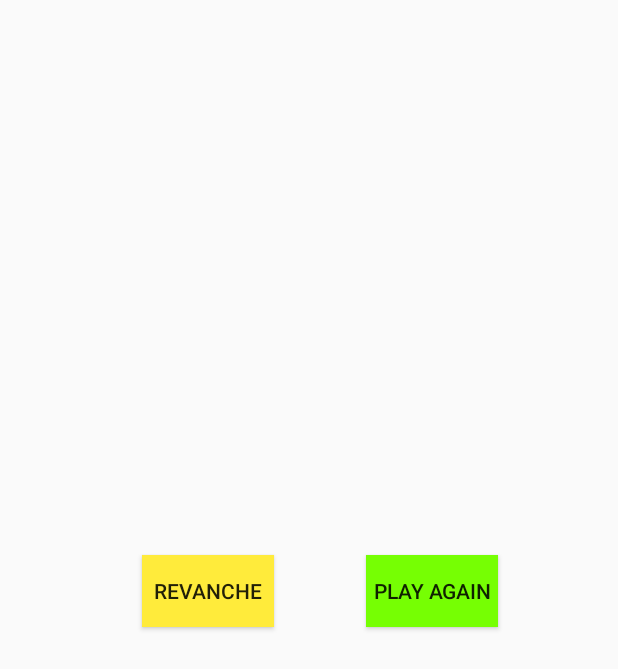
After one commit to MassaPro/SchoolBattle, an Android app: the layout activity_game_over.xml on its own in the app's theme, with its tools: preview values and no code run, on a phone screen of 412 x 824 dp. The commit adds this screen. Shown: the top 669 px of the screen. Run offline under Robolectric (Android 15) with nearby library versions, the phone set to English and light mode, and no system bars.

Commit message:
Added dialog view

```diff
--- a/app/src/main/java/com/example/schoolbattle/FirebaseInit.kt
+++ b/app/src/main/java/com/example/schoolbattle/FirebaseInit.kt
@@ -6,6 +6,7 @@ import android.util.Log
 import com.google.firebase.database.ChildEventListener
 import com.google.firebase.database.DataSnapshot
 import com.google.firebase.database.DatabaseError
+import com.google.firebase.database.ValueEventListener
 
 
 lateinit var listener: ChildEventListener
@@ -21,13 +22,14 @@ class RecyclerSet {
             gamesRecycler.adapter?.notifyDataSetChanged()
         }
         if (is_pressed) {
+            is_pressed = false
             val context: Context? = StupidGame
             Log.w("CCC", "HI")
 
             val intent = Intent(context, StupidGameActivityTwoPlayers::class.java)
             intent.putExtra("opponentName", el.name)
             context?.startActivity(intent)
-            //myRef.child("StupidGames").child("")
+            myRef.child("StupidGames").child("")
             StupidGame.finish()
         }
     }
--- a/app/src/main/java/com/example/schoolbattle/StartGameActivity.kt
+++ b/app/src/main/java/com/example/schoolbattle/StartGameActivity.kt
@@ -29,8 +29,7 @@ class StupidGameActivity : AppCompatActivity() {
 
         button.setOnClickListener {
             is_pressed = true
-
-            myRef.addListenerForSingleValueEvent(object : ValueEventListener {
+           myRef.addListenerForSingleValueEvent(object : ValueEventListener {
                 override fun onCancelled(p0: DatabaseError) {}
 
                 override fun onDataChange(snapshot: DataSnapshot) {
@@ -62,6 +61,7 @@ class StupidGameActivity : AppCompatActivity() {
                     if (flag) {
                         myRef.child(gameName + "Users").child(globalName.toString()).setValue(globalName)
                     }
+                    //myRef.removeEventListener(this)
                 }
             })
         }
--- /dev/null
+++ b/app/src/main/res/layout/activity_game_over.xml
@@ -0,0 +1,57 @@
+<?xml version="1.0" encoding="utf-8"?>
+<androidx.constraintlayout.widget.ConstraintLayout xmlns:android="http://schemas.android.com/apk/res/android"
+    xmlns:app="http://schemas.android.com/apk/res-auto"
+    xmlns:tools="http://schemas.android.com/tools"
+    android:layout_width="match_parent"
+    android:layout_height="match_parent"
+    tools:context=".MainActivity">
+
+    <androidx.constraintlayout.widget.ConstraintLayout
+        android:id="@+id/linearLayout"
+        android:layout_width="283dp"
+        android:layout_height="323dp"
+        android:orientation="vertical"
+        app:layout_constraintBottom_toBottomOf="parent"
+        app:layout_constraintEnd_toEndOf="parent"
+        app:layout_constraintStart_toStartOf="parent"
+        app:layout_constraintTop_toTopOf="parent"
+        app:layout_constraintVertical_bias="0.225">
+
+        <Button
+            android:id="@+id/revanche"
+            android:layout_width="wrap_content"
+            android:layout_height="wrap_content"
+            android:background="#FFEB3B"
+            android:text="revanche"
+            app:layout_constraintBottom_toBottomOf="parent"
+            app:layout_constraintEnd_toStartOf="@+id/restart"
+            app:layout_constraintHorizontal_bias="0.326"
+            app:layout_constraintStart_toStartOf="parent"
+            app:layout_constraintTop_toTopOf="parent"
+            app:layout_constraintVertical_bias="0.934" />
+
+        <TextView
+            android:id="@+id/resultText"
+            android:layout_width="wrap_content"
+            android:layout_height="wrap_content"
+            android:textSize="18sp"
+            app:layout_constraintBottom_toBottomOf="parent"
+            app:layout_constraintEnd_toEndOf="parent"
+            app:layout_constraintStart_toStartOf="parent"
+            app:layout_constraintTop_toTopOf="parent"
+            app:layout_constraintVertical_bias="0.271" />
+
+        <Button
+            android:id="@+id/restart"
+            android:layout_width="wrap_content"
+            android:layout_height="wrap_content"
+            android:layout_marginEnd="16dp"
+            android:background="#76FF03"
+            android:text="Play Again"
+            app:layout_constraintBottom_toBottomOf="parent"
+            app:layout_constraintEnd_toEndOf="parent"
+            app:layout_constraintTop_toTopOf="parent"
+            app:layout_constraintVertical_bias="0.934" />
+    </androidx.constraintlayout.widget.ConstraintLayout>
+
+</androidx.constraintlayout.widget.ConstraintLayout>
```
Also changed, not shown: app/src/main/java/com/example/schoolbattle/Game.kt (+79 -1 lines), app/src/main/java/com/example/schoolbattle/StupidGameActivityTwoPlayers.kt (+22 -4 lines), 10 other files.
